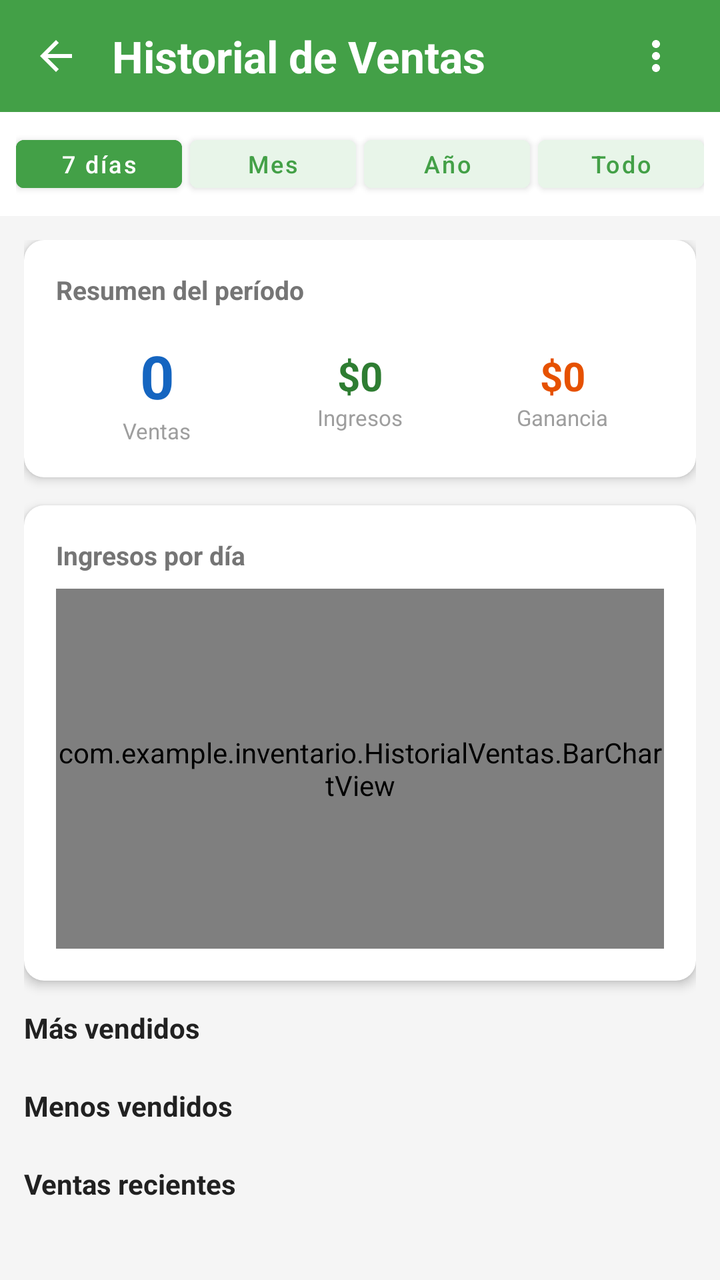
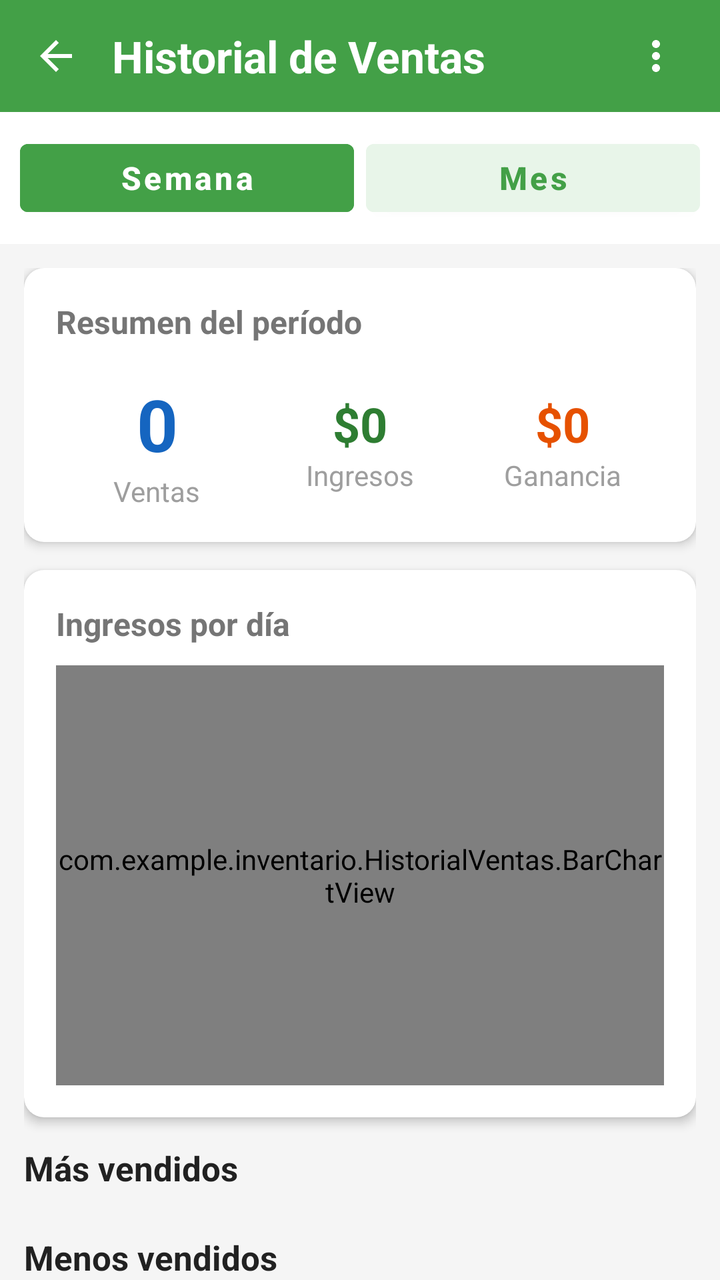

The first picture is an Android layout as it rendered before a commit; the second is the same layout after the commit. The layout source and the unified diff follow.
<!-- AndroidManifest.xml: application theme Theme.Inventario -->
<!-- res/layout/activity_historial_ventas.xml -->
<?xml version="1.0" encoding="utf-8"?>
<androidx.constraintlayout.widget.ConstraintLayout
    xmlns:android="http://schemas.android.com/apk/res/android"
    xmlns:app="http://schemas.android.com/apk/res-auto"
    android:layout_width="match_parent"
    android:layout_height="match_parent"
    android:background="#F5F5F5">

    
    <LinearLayout
        android:id="@+id/layoutTopBarHistorial"
        android:layout_width="0dp"
        android:layout_height="56dp"
        android:orientation="horizontal"
        android:gravity="center_vertical"
        android:background="#43A047"
        android:paddingEnd="8dp"
        app:layout_constraintTop_toTopOf="parent"
        app:layout_constraintStart_toStartOf="parent"
        app:layout_constraintEnd_toEndOf="parent">

        <ImageButton
            android:id="@+id/btnVolver"
            android:layout_width="56dp"
            android:layout_height="56dp"
            android:src="@drawable/ic_back"
            android:background="?attr/selectableItemBackgroundBorderless"
            android:contentDescription="Volver"/>

        <TextView
            android:layout_width="0dp"
            android:layout_height="wrap_content"
            android:layout_weight="1"
            android:text="Historial de Ventas"
            android:textColor="#FFFFFF"
            android:textSize="22sp"
            android:textStyle="bold" />

        <ImageButton
            android:id="@+id/btnMenuHistorial"
            android:layout_width="48dp"
            android:layout_height="48dp"
            android:src="@drawable/ic_menu_dots"
            android:background="?attr/selectableItemBackgroundBorderless"
            android:scaleType="centerInside"
            android:contentDescription="Más opciones" />

    </LinearLayout>

    
    <LinearLayout
        android:id="@+id/layoutFiltros"
        android:layout_width="0dp"
        android:layout_height="wrap_content"
        android:orientation="horizontal"
        android:background="#FFFFFF"
        android:padding="8dp"
        app:layout_constraintTop_toBottomOf="@id/layoutTopBarHistorial"
        app:layout_constraintStart_toStartOf="parent"
        app:layout_constraintEnd_toEndOf="parent">

        <Button
            android:id="@+id/btn7Dias"
            android:layout_width="0dp"
            android:layout_height="36dp"
            android:layout_weight="1"
            android:layout_marginEnd="4dp"
            android:text="7 días"
            android:textAllCaps="false"
            android:textSize="12sp"
            android:textColor="#FFFFFF"
            android:backgroundTint="#43A047"
            android:padding="0dp"/>

        <Button
            android:id="@+id/btnMes"
            android:layout_width="0dp"
            android:layout_height="36dp"
            android:layout_weight="1"
            android:layout_marginEnd="4dp"
            android:text="Mes"
            android:textAllCaps="false"
            android:textSize="12sp"
            android:textColor="#43A047"
            android:backgroundTint="#E8F5E9"
            android:padding="0dp"/>

        <Button
            android:id="@+id/btnAnio"
            android:layout_width="0dp"
            android:layout_height="36dp"
            android:layout_weight="1"
            android:layout_marginEnd="4dp"
            android:text="Año"
            android:textAllCaps="false"
            android:textSize="12sp"
            android:textColor="#43A047"
            android:backgroundTint="#E8F5E9"
            android:padding="0dp"/>

        <Button
            android:id="@+id/btnTodo"
            android:layout_width="0dp"
            android:layout_height="36dp"
            android:layout_weight="1"
            android:text="Todo"
            android:textAllCaps="false"
            android:textSize="12sp"
            android:textColor="#43A047"
            android:backgroundTint="#E8F5E9"
            android:padding="0dp"/>

    </LinearLayout>

    
    <androidx.core.widget.NestedScrollView
        android:layout_width="0dp"
        android:layout_height="0dp"
        app:layout_constraintTop_toBottomOf="@id/layoutFiltros"
        app:layout_constraintBottom_toBottomOf="parent"
        app:layout_constraintStart_toStartOf="parent"
        app:layout_constraintEnd_toEndOf="parent">

        <LinearLayout
            android:layout_width="match_parent"
            android:layout_height="wrap_content"
            android:orientation="vertical"
            android:padding="12dp">

            
            <androidx.cardview.widget.CardView
                android:layout_width="match_parent"
                android:layout_height="wrap_content"
                android:layout_marginBottom="14dp"
                app:cardCornerRadius="10dp"
                app:cardElevation="3dp"
                app:cardBackgroundColor="#FFFFFF">

                <LinearLayout
                    android:layout_width="match_parent"
                    android:layout_height="wrap_content"
                    android:orientation="vertical"
                    android:padding="16dp">

                    <TextView
                        android:layout_width="match_parent"
                        android:layout_height="wrap_content"
                        android:text="Resumen del período"
                        android:textSize="13sp"
                        android:textStyle="bold"
                        android:textColor="#757575"
                        android:layout_marginBottom="14dp"/>

                    <LinearLayout
                        android:layout_width="match_parent"
                        android:layout_height="wrap_content"
                        android:orientation="horizontal">

                        <LinearLayout
                            android:layout_width="0dp"
                            android:layout_height="wrap_content"
                            android:layout_weight="1"
                            android:orientation="vertical"
                            android:gravity="center">

                            <TextView
                                android:id="@+id/tvConteoVentas"
                                android:layout_width="wrap_content"
                                android:layout_height="wrap_content"
                                android:text="0"
                                android:textSize="30sp"
                                android:textStyle="bold"
                                android:textColor="#1565C0"/>

                            <TextView
                                android:layout_width="wrap_content"
                                android:layout_height="wrap_content"
                                android:text="Ventas"
                                android:textSize="11sp"
                                android:textColor="#9E9E9E"/>

                        </LinearLayout>

                        <LinearLayout
                            android:layout_width="0dp"
                            android:layout_height="match_parent"
                            android:layout_weight="1"
                            android:gravity="center"
                            android:orientation="vertical">

                            <TextView
                                android:id="@+id/tvTotalIngresos"
                                android:layout_width="wrap_content"
                                android:layout_height="wrap_content"
                                android:text="$0"
                                android:textColor="#2E7D32"
                                android:textSize="20sp"
                                android:textStyle="bold" />

                            <TextView
                                android:layout_width="wrap_content"
                                android:layout_height="wrap_content"
                                android:text="Ingresos"
                                android:textColor="#9E9E9E"
                                android:textSize="11sp" />

                        </LinearLayout>

                        <LinearLayout
                            android:layout_width="0dp"
                            android:layout_height="match_parent"
                            android:layout_weight="1"
                            android:gravity="center"
                            android:orientation="vertical">

                            <TextView
                                android:id="@+id/tvTotalGanancia"
                                android:layout_width="wrap_content"
                                android:layout_height="wrap_content"
                                android:text="$0"
                                android:textColor="#E65100"
                                android:textSize="20sp"
                                android:textStyle="bold" />

                            <TextView
                                android:layout_width="wrap_content"
                                android:layout_height="wrap_content"
                                android:text="Ganancia"
                                android:textColor="#9E9E9E"
                                android:textSize="11sp" />

                        </LinearLayout>

                    </LinearLayout>

                </LinearLayout>

            </androidx.cardview.widget.CardView>

            
            <androidx.cardview.widget.CardView
                android:layout_width="match_parent"
                android:layout_height="wrap_content"
                android:layout_marginBottom="14dp"
                app:cardCornerRadius="10dp"
                app:cardElevation="3dp"
                app:cardBackgroundColor="#FFFFFF">

                <LinearLayout
                    android:layout_width="match_parent"
                    android:layout_height="wrap_content"
                    android:orientation="vertical"
                    android:padding="16dp">

                    <TextView
                        android:id="@+id/tvTituloGrafica"
                        android:layout_width="match_parent"
                        android:layout_height="wrap_content"
                        android:layout_marginBottom="8dp"
                        android:text="Ingresos por día"
                        android:textColor="#757575"
                        android:textSize="13sp"
                        android:textStyle="bold" />

                    <com.example.inventario.HistorialVentas.BarChartView
                        android:id="@+id/barChartVentas"
                        android:layout_width="match_parent"
                        android:layout_height="180dp" />

                    <TextView
                        android:id="@+id/tvSinDatosGrafica"
                        android:layout_width="match_parent"
                        android:layout_height="wrap_content"
                        android:gravity="center"
                        android:padding="24dp"
                        android:text="Sin datos para este período"
                        android:textColor="#9E9E9E"
                        android:textSize="12sp"
                        android:visibility="gone" />

                </LinearLayout>

            </androidx.cardview.widget.CardView>

            
            <TextView
                android:layout_width="match_parent"
                android:layout_height="wrap_content"
                android:text="Más vendidos"
                android:textSize="14sp"
                android:textStyle="bold"
                android:textColor="#212121"
                android:layout_marginBottom="6dp"/>

            <LinearLayout
                android:id="@+id/layoutMasVendidos"
                android:layout_width="match_parent"
                android:layout_height="wrap_content"
                android:orientation="vertical"
                android:layout_marginBottom="14dp"/>

            
            <TextView
                android:layout_width="match_parent"
                android:layout_height="wrap_content"
                android:text="Menos vendidos"
                android:textSize="14sp"
                android:textStyle="bold"
                android:textColor="#212121"
                android:layout_marginBottom="6dp"/>

            <LinearLayout
                android:id="@+id/layoutMenosVendidos"
                android:layout_width="match_parent"
                android:layout_height="wrap_content"
                android:orientation="vertical"
                android:layout_marginBottom="14dp"/>

            
            <TextView
                android:layout_width="match_parent"
                android:layout_height="wrap_content"
                android:text="Ventas recientes"
                android:textSize="14sp"
                android:textStyle="bold"
                android:textColor="#212121"
                android:layout_marginBottom="6dp"/>

            <TextView
                android:id="@+id/tvSinVentas"
                android:layout_width="match_parent"
                android:layout_height="wrap_content"
                android:text="No hay ventas en este período"
                android:textSize="13sp"
                android:textColor="#9E9E9E"
                android:gravity="center"
                android:padding="16dp"
                android:visibility="gone"/>

            <androidx.recyclerview.widget.RecyclerView
                android:id="@+id/rvVentas"
                android:layout_width="match_parent"
                android:layout_height="wrap_content"
                android:nestedScrollingEnabled="false"/>

        </LinearLayout>

    </androidx.core.widget.NestedScrollView>

</androidx.constraintlayout.widget.ConstraintLayout>
<!-- resources referenced by this layout -->
<resources>
  <!-- drawable ic_back (drawable) -->
  <?xml version="1.0" encoding="utf-8"?>
  <vector xmlns:android="http://schemas.android.com/apk/res/android"
      android:width="24dp"
      android:height="24dp"
      android:viewportWidth="24"
      android:viewportHeight="24">
      <path
          android:fillColor="#FFFFFF"
          android:pathData="M20,11H7.83l5.59,-5.59L12,4l-8,8 8,8 1.41,-1.41L7.83,13H20v-2z"/>
  </vector>
  <!-- drawable ic_menu_dots (drawable) -->
  <?xml version="1.0" encoding="utf-8"?>
  <vector xmlns:android="http://schemas.android.com/apk/res/android"
      android:width="24dp"
      android:height="24dp"
      android:viewportWidth="24"
      android:viewportHeight="24">
      <path
          android:fillColor="#FFFFFF"
          android:pathData="M12,8c1.1,0 2,-0.9 2,-2s-0.9,-2 -2,-2 -2,0.9 -2,2 0.9,2 2,2zM12,10c-1.1,0 -2,0.9 -2,2s0.9,2 2,2 2,-0.9 2,-2 -0.9,-2 -2,-2zM12,16c-1.1,0 -2,0.9 -2,2s0.9,2 2,2 2,-0.9 2,-2 -0.9,-2 -2,-2z"/>
  </vector>
  <style name="Theme.Inventario" parent="Theme.MaterialComponents.DayNight.DarkActionBar">
          
          <item name="colorPrimary">@color/purple_500</item>
          <item name="colorPrimaryVariant">@color/purple_700</item>
          <item name="colorOnPrimary">@color/white</item>
          
          <item name="colorSecondary">@color/teal_200</item>
          <item name="colorSecondaryVariant">@color/teal_700</item>
          <item name="colorOnSecondary">@color/black</item>
          
          <item name="android:statusBarColor">?attr/colorPrimaryVariant</item>
          
      </style>
  <color name="purple_500">#FF6200EE</color>
  <color name="purple_700">#FF3700B3</color>
  <color name="white">#FFFFFFFF</color>
  <color name="teal_200">#FF03DAC5</color>
  <color name="teal_700">#FF018786</color>
  <color name="black">#FF000000</color>
</resources>

<!-- the commit's change to res/layout/activity_historial_ventas.xml (unified diff, before → after) -->
@@ -54,20 +54,21 @@
         android:layout_height="wrap_content"
         android:orientation="horizontal"
         android:background="#FFFFFF"
-        android:padding="8dp"
+        android:padding="10dp"
         app:layout_constraintTop_toBottomOf="@id/layoutTopBarHistorial"
         app:layout_constraintStart_toStartOf="parent"
         app:layout_constraintEnd_toEndOf="parent">
 
         <Button
-            android:id="@+id/btn7Dias"
+            android:id="@+id/btnSemana"
             android:layout_width="0dp"
-            android:layout_height="36dp"
+            android:layout_height="46dp"
             android:layout_weight="1"
-            android:layout_marginEnd="4dp"
-            android:text="7 días"
+            android:layout_marginEnd="6dp"
+            android:text="Semana"
             android:textAllCaps="false"
-            android:textSize="12sp"
+            android:textSize="16sp"
+            android:textStyle="bold"
             android:textColor="#FFFFFF"
             android:backgroundTint="#43A047"
             android:padding="0dp"/>
@@ -75,37 +76,12 @@
         <Button
             android:id="@+id/btnMes"
             android:layout_width="0dp"
-            android:layout_height="36dp"
+            android:layout_height="46dp"
             android:layout_weight="1"
-            android:layout_marginEnd="4dp"
             android:text="Mes"
             android:textAllCaps="false"
-            android:textSize="12sp"
-            android:textColor="#43A047"
-            android:backgroundTint="#E8F5E9"
-            android:padding="0dp"/>
-
-        <Button
-            android:id="@+id/btnAnio"
-            android:layout_width="0dp"
-            android:layout_height="36dp"
-            android:layout_weight="1"
-            android:layout_marginEnd="4dp"
-            android:text="Año"
-            android:textAllCaps="false"
-            android:textSize="12sp"
-            android:textColor="#43A047"
-            android:backgroundTint="#E8F5E9"
-            android:padding="0dp"/>
-
-        <Button
-            android:id="@+id/btnTodo"
-            android:layout_width="0dp"
-            android:layout_height="36dp"
-            android:layout_weight="1"
-            android:text="Todo"
-            android:textAllCaps="false"
-            android:textSize="12sp"
+            android:textSize="16sp"
+            android:textStyle="bold"
             android:textColor="#43A047"
             android:backgroundTint="#E8F5E9"
             android:padding="0dp"/>
@@ -146,10 +122,10 @@
                         android:layout_width="match_parent"
                         android:layout_height="wrap_content"
                         android:text="Resumen del período"
-                        android:textSize="13sp"
+                        android:textSize="16sp"
                         android:textStyle="bold"
                         android:textColor="#757575"
-                        android:layout_marginBottom="14dp"/>
+                        android:layout_marginBottom="16dp"/>
 
                     <LinearLayout
                         android:layout_width="match_parent"
@@ -168,7 +144,7 @@
                                 android:layout_width="wrap_content"
                                 android:layout_height="wrap_content"
                                 android:text="0"
-                                android:textSize="30sp"
+                                android:textSize="36sp"
                                 android:textStyle="bold"
                                 android:textColor="#1565C0"/>
 
@@ -176,7 +152,7 @@
                                 android:layout_width="wrap_content"
                                 android:layout_height="wrap_content"
                                 android:text="Ventas"
-                                android:textSize="11sp"
+                                android:textSize="14sp"
                                 android:textColor="#9E9E9E"/>
 
                         </LinearLayout>
@@ -194,7 +170,7 @@
                                 android:layout_height="wrap_content"
                                 android:text="$0"
                                 android:textColor="#2E7D32"
-                                android:textSize="20sp"
+                                android:textSize="24sp"
                                 android:textStyle="bold" />
 
                             <TextView
@@ -202,7 +178,7 @@
                                 android:layout_height="wrap_content"
                                 android:text="Ingresos"
                                 android:textColor="#9E9E9E"
-                                android:textSize="11sp" />
+                                android:textSize="14sp" />
 
                         </LinearLayout>
 
@@ -219,7 +195,7 @@
                                 android:layout_height="wrap_content"
                                 android:text="$0"
                                 android:textColor="#E65100"
-                                android:textSize="20sp"
+                                android:textSize="24sp"
                                 android:textStyle="bold" />
 
                             <TextView
@@ -227,7 +203,7 @@
                                 android:layout_height="wrap_content"
                                 android:text="Ganancia"
                                 android:textColor="#9E9E9E"
-                                android:textSize="11sp" />
+                                android:textSize="14sp" />
 
                         </LinearLayout>
 
@@ -256,16 +232,16 @@
                         android:id="@+id/tvTituloGrafica"
                         android:layout_width="match_parent"
                         android:layout_height="wrap_content"
-                        android:layout_marginBottom="8dp"
+                        android:layout_marginBottom="10dp"
                         android:text="Ingresos por día"
                         android:textColor="#757575"
-                        android:textSize="13sp"
+                        android:textSize="16sp"
                         android:textStyle="bold" />
 
                     <com.example.inventario.HistorialVentas.BarChartView
                         android:id="@+id/barChartVentas"
                         android:layout_width="match_parent"
-                        android:layout_height="180dp" />
+                        android:layout_height="210dp" />
 
                     <TextView
                         android:id="@+id/tvSinDatosGrafica"
@@ -275,7 +251,7 @@
                         android:padding="24dp"
                         android:text="Sin datos para este período"
                         android:textColor="#9E9E9E"
-                        android:textSize="12sp"
+                        android:textSize="14sp"
                         android:visibility="gone" />
 
                 </LinearLayout>
@@ -287,10 +263,10 @@
                 android:layout_width="match_parent"
                 android:layout_height="wrap_content"
                 android:text="Más vendidos"
-                android:textSize="14sp"
+                android:textSize="17sp"
                 android:textStyle="bold"
                 android:textColor="#212121"
-                android:layout_marginBottom="6dp"/>
+                android:layout_marginBottom="8dp"/>
 
             <LinearLayout
                 android:id="@+id/layoutMasVendidos"
@@ -304,10 +280,10 @@
                 android:layout_width="match_parent"
                 android:layout_height="wrap_content"
                 android:text="Menos vendidos"
-                android:textSize="14sp"
+                android:textSize="17sp"
                 android:textStyle="bold"
                 android:textColor="#212121"
-                android:layout_marginBottom="6dp"/>
+                android:layout_marginBottom="8dp"/>
 
             <LinearLayout
                 android:id="@+id/layoutMenosVendidos"
@@ -321,17 +297,17 @@
                 android:layout_width="match_parent"
                 android:layout_height="wrap_content"
                 android:text="Ventas recientes"
-                android:textSize="14sp"
+                android:textSize="17sp"
                 android:textStyle="bold"
                 android:textColor="#212121"
-                android:layout_marginBottom="6dp"/>
+                android:layout_marginBottom="8dp"/>
 
             <TextView
                 android:id="@+id/tvSinVentas"
                 android:layout_width="match_parent"
                 android:layout_height="wrap_content"
                 android:text="No hay ventas en este período"
-                android:textSize="13sp"
+                android:textSize="15sp"
                 android:textColor="#9E9E9E"
                 android:gravity="center"
                 android:padding="16dp"
